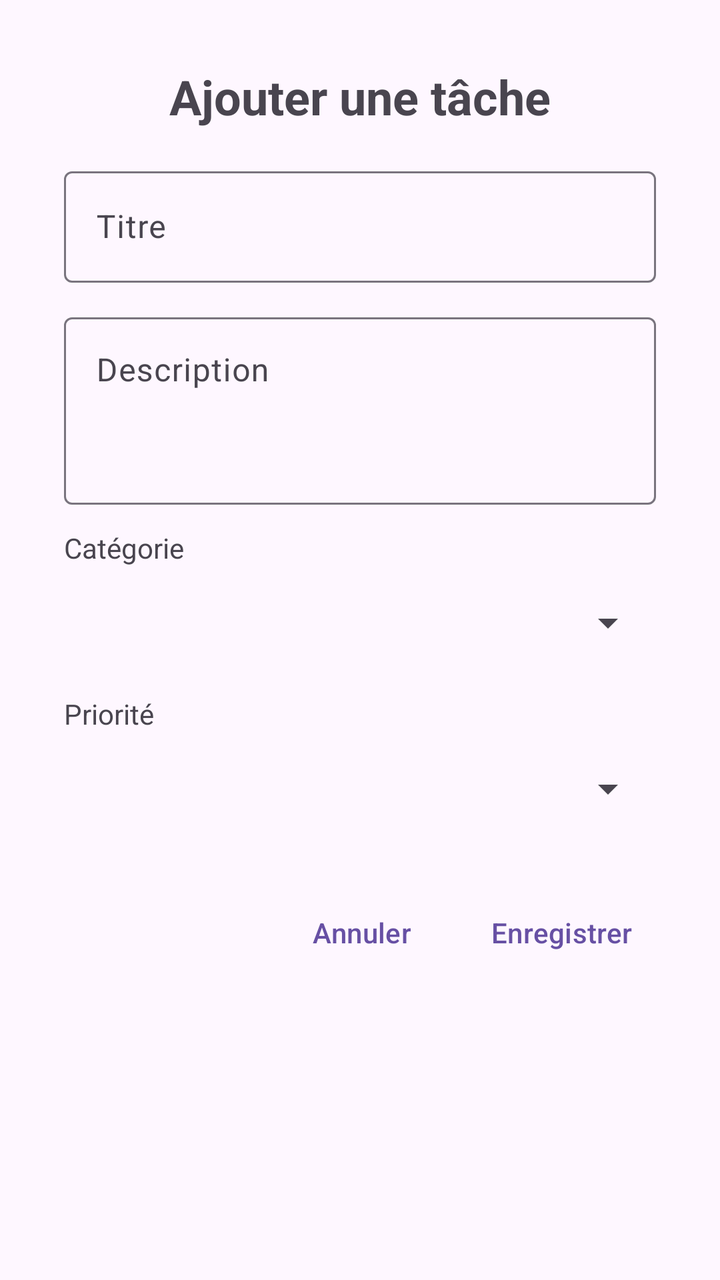
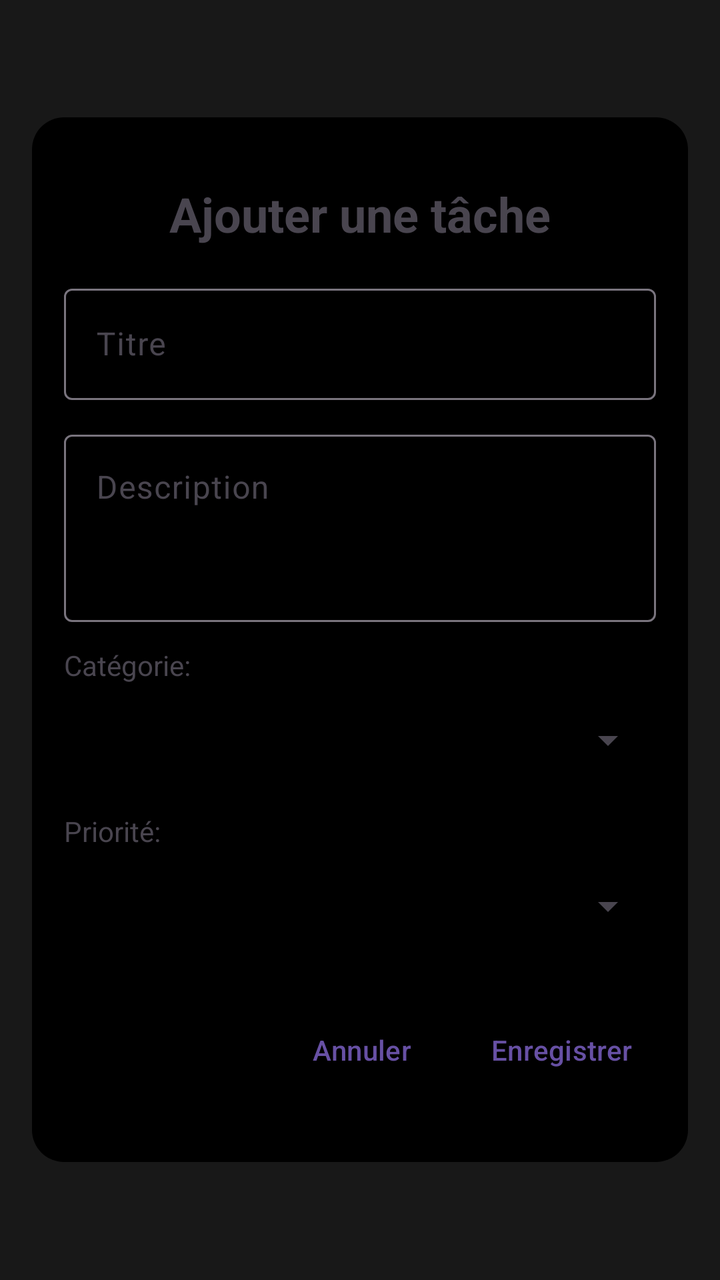

The first picture is an Android layout as it rendered before a commit; the second is the same layout after the commit. The layout source and the unified diff follow.
<!-- AndroidManifest.xml: application theme Theme.Toodlsit2therevenge -->
<!-- res/layout/activity_task_form.xml -->
<?xml version="1.0" encoding="utf-8"?>
<ScrollView
    xmlns:android="http://schemas.android.com/apk/res/android"
    android:layout_width="match_parent"
    android:layout_height="match_parent"
    android:padding="16dp">

    <LinearLayout
        android:layout_width="match_parent"
        android:layout_height="wrap_content"
        android:orientation="vertical"
        android:fitsSystemWindows="true"
        android:padding="16dp"
        style="?android:attr/buttonBarStyle">

        <TextView
            android:id="@+id/tvFormTitle"
            android:layout_width="match_parent"
            android:layout_height="wrap_content"
            android:gravity="center"
            android:layout_marginBottom="16dp"
            android:text="@string/title_add_task"
            android:textAlignment="center"
            android:textSize="24sp"
            android:textStyle="bold" />

        <com.google.android.material.textfield.TextInputLayout
            android:layout_width="match_parent"
            android:layout_height="wrap_content"
            android:layout_marginBottom="12dp">

            <EditText
                android:id="@+id/etTaskTitle"
                android:layout_width="match_parent"
                android:layout_height="wrap_content"
                android:hint="@string/hint_title"
                android:inputType="text" />
        </com.google.android.material.textfield.TextInputLayout>

        <com.google.android.material.textfield.TextInputLayout
            android:layout_width="match_parent"
            android:layout_height="wrap_content"
            android:layout_marginBottom="12dp">

            <EditText
                android:id="@+id/etTaskDescription"
                android:layout_width="match_parent"
                android:layout_height="wrap_content"
                android:hint="@string/hint_description"
                android:inputType="textMultiLine"
                android:minLines="3"
                android:gravity="top" />
        </com.google.android.material.textfield.TextInputLayout>

        <TextView
            android:layout_width="wrap_content"
            android:layout_height="wrap_content"
            android:text="@string/label_category"
            android:layout_marginBottom="4dp" />

        <Spinner
            android:id="@+id/spinnerFormCategory"
            android:layout_width="match_parent"
            android:layout_height="wrap_content"
            android:layout_marginBottom="12dp"
            android:minHeight="48dp" />

        <TextView
            android:layout_width="wrap_content"
            android:layout_height="wrap_content"
            android:text="@string/label_priority"
            android:layout_marginBottom="4dp" />

        <Spinner
            android:id="@+id/spinnerFormPriority"
            android:layout_width="match_parent"
            android:layout_height="wrap_content"
            android:layout_marginBottom="24dp"
            android:minHeight="48dp" />

        <LinearLayout
            android:layout_width="match_parent"
            android:layout_height="wrap_content"
            android:orientation="horizontal"
            android:gravity="end">

            <Button
                android:id="@+id/btnCancel"
                android:layout_width="wrap_content"
                android:layout_height="wrap_content"
                android:text="@string/btn_cancel"
                style="?android:attr/buttonBarButtonStyle"
                android:layout_marginEnd="8dp" />

            <Button
                android:id="@+id/btnSave"
                android:layout_width="wrap_content"
                android:layout_height="wrap_content"
                style="?android:attr/buttonBarButtonStyle"
                android:text="@string/btn_save" />
        </LinearLayout>
    </LinearLayout>
</ScrollView>
<!-- resources referenced by this layout -->
<resources>
  <string name="btn_cancel">Annuler</string>
  <string name="btn_save">Enregistrer</string>
  <string name="hint_description">Description</string>
  <string name="hint_title">Titre</string>
  <string name="label_category">Catégorie</string>
  <string name="label_priority">Priorité</string>
  <string name="title_add_task">Ajouter une tâche</string>
  <style name="Theme.Toodlsit2therevenge" parent="Base.Theme.Toodlsit2therevenge" />
  <style name="Base.Theme.Toodlsit2therevenge" parent="Theme.Material3.DayNight.NoActionBar">
          
          
      </style>
</resources>

<!-- the commit's change to res/layout/activity_task_form.xml (unified diff, before → after) -->
@@ -3,101 +3,112 @@
     xmlns:android="http://schemas.android.com/apk/res/android"
     android:layout_width="match_parent"
     android:layout_height="match_parent"
-    android:padding="16dp">
+    android:background="@color/charcoal"
+    android:padding="8dp"
+    android:fillViewport="true">
 
-    <LinearLayout
+    <FrameLayout
         android:layout_width="match_parent"
-        android:layout_height="wrap_content"
-        android:orientation="vertical"
-        android:fitsSystemWindows="true"
-        android:padding="16dp"
-        style="?android:attr/buttonBarStyle">
-
-        <TextView
-            android:id="@+id/tvFormTitle"
-            android:layout_width="match_parent"
-            android:layout_height="wrap_content"
-            android:gravity="center"
-            android:layout_marginBottom="16dp"
-            android:text="@string/title_add_task"
-            android:textAlignment="center"
-            android:textSize="24sp"
-            android:textStyle="bold" />
-
-        <com.google.android.material.textfield.TextInputLayout
-            android:layout_width="match_parent"
-            android:layout_height="wrap_content"
-            android:layout_marginBottom="12dp">
-
-            <EditText
-                android:id="@+id/etTaskTitle"
-                android:layout_width="match_parent"
-                android:layout_height="wrap_content"
-                android:hint="@string/hint_title"
-                android:inputType="text" />
-        </com.google.android.material.textfield.TextInputLayout>
-
-        <com.google.android.material.textfield.TextInputLayout
-            android:layout_width="match_parent"
-            android:layout_height="wrap_content"
-            android:layout_marginBottom="12dp">
-
-            <EditText
-                android:id="@+id/etTaskDescription"
-                android:layout_width="match_parent"
-                android:layout_height="wrap_content"
-                android:hint="@string/hint_description"
-                android:inputType="textMultiLine"
-                android:minLines="3"
-                android:gravity="top" />
-        </com.google.android.material.textfield.TextInputLayout>
-
-        <TextView
-            android:layout_width="wrap_content"
-            android:layout_height="wrap_content"
-            android:text="@string/label_category"
-            android:layout_marginBottom="4dp" />
-
-        <Spinner
-            android:id="@+id/spinnerFormCategory"
-            android:layout_width="match_parent"
-            android:layout_height="wrap_content"
-            android:layout_marginBottom="12dp"
-            android:minHeight="48dp" />
-
-        <TextView
-            android:layout_width="wrap_content"
-            android:layout_height="wrap_content"
-            android:text="@string/label_priority"
-            android:layout_marginBottom="4dp" />
-
-        <Spinner
-            android:id="@+id/spinnerFormPriority"
-            android:layout_width="match_parent"
-            android:layout_height="wrap_content"
-            android:layout_marginBottom="24dp"
-            android:minHeight="48dp" />
+        android:layout_height="match_parent">
 
         <LinearLayout
             android:layout_width="match_parent"
             android:layout_height="wrap_content"
-            android:orientation="horizontal"
-            android:gravity="end">
+            android:layout_gravity="center_vertical"
+            android:orientation="vertical"
+            android:background="@drawable/bg_rounded_black"
+            android:paddingStart="16dp"
+            android:paddingEnd="16dp"
+            android:paddingTop="32dp"
+            android:paddingBottom="32dp"
+            android:layout_margin="8dp">
 
-            <Button
-                android:id="@+id/btnCancel"
+            <TextView
+                android:id="@+id/tvFormTitle"
+                android:layout_width="match_parent"
+                android:layout_height="wrap_content"
+                android:gravity="center"
+                android:layout_marginBottom="16dp"
+                android:text="@string/title_add_task"
+                android:textAlignment="center"
+                android:textSize="24sp"
+                android:textStyle="bold" />
+
+            <com.google.android.material.textfield.TextInputLayout
+                android:layout_width="match_parent"
+                android:layout_height="wrap_content"
+                android:layout_marginBottom="12dp">
+
+                <EditText
+                    android:id="@+id/etTaskTitle"
+                    android:layout_width="match_parent"
+                    android:layout_height="wrap_content"
+                    android:hint="@string/hint_title"
+                    android:inputType="text" />
+            </com.google.android.material.textfield.TextInputLayout>
+
+            <com.google.android.material.textfield.TextInputLayout
+                android:layout_width="match_parent"
+                android:layout_height="wrap_content"
+                android:layout_marginBottom="12dp">
+
+                <EditText
+                    android:id="@+id/etTaskDescription"
+                    android:layout_width="match_parent"
+                    android:layout_height="wrap_content"
+                    android:hint="@string/hint_description"
+                    android:inputType="textMultiLine"
+                    android:minLines="3"
+                    android:gravity="top" />
+            </com.google.android.material.textfield.TextInputLayout>
+
+            <TextView
                 android:layout_width="wrap_content"
                 android:layout_height="wrap_content"
-                android:text="@string/btn_cancel"
-                style="?android:attr/buttonBarButtonStyle"
-                android:layout_marginEnd="8dp" />
+                android:text="@string/label_category"
+                android:layout_marginBottom="4dp" />
 
-            <Button
-                android:id="@+id/btnSave"
+            <Spinner
+                android:id="@+id/spinnerFormCategory"
+                android:layout_width="match_parent"
+                android:layout_height="wrap_content"
+                android:layout_marginBottom="12dp"
+                android:minHeight="48dp" />
+
+            <TextView
                 android:layout_width="wrap_content"
                 android:layout_height="wrap_content"
-                style="?android:attr/buttonBarButtonStyle"
-                android:text="@string/btn_save" />
+                android:text="@string/label_priority"
+                android:layout_marginBottom="4dp" />
+
+            <Spinner
+                android:id="@+id/spinnerFormPriority"
+                android:layout_width="match_parent"
+                android:layout_height="wrap_content"
+                android:layout_marginBottom="24dp"
+                android:minHeight="48dp" />
+
+            <LinearLayout
+                android:layout_width="match_parent"
+                android:layout_height="wrap_content"
+                android:orientation="horizontal"
+                android:gravity="end">
+
+                <Button
+                    android:id="@+id/btnCancel"
+                    android:layout_width="wrap_content"
+                    android:layout_height="wrap_content"
+                    android:text="@string/btn_cancel"
+                    style="?android:attr/buttonBarButtonStyle"
+                    android:layout_marginEnd="8dp" />
+
+                <Button
+                    android:id="@+id/btnSave"
+                    android:layout_width="wrap_content"
+                    android:layout_height="wrap_content"
+                    style="?android:attr/buttonBarButtonStyle"
+                    android:text="@string/btn_save" />
+            </LinearLayout>
         </LinearLayout>
-    </LinearLayout>
+    </FrameLayout>
 </ScrollView>
<!-- resource entries referenced after the edit -->
@@ -1,13 +1,22 @@
 <!-- resources referenced by this layout -->
 <resources>
+  <color name="charcoal">#181818</color>
+  <!-- drawable bg_rounded_black (drawable) -->
+  <?xml version="1.0" encoding="utf-8"?>
+  <shape xmlns:android="http://schemas.android.com/apk/res/android"
+      android:shape="rectangle">
+      <solid android:color="@color/black" />
+      <corners android:radius="16dp" />
+  </shape>
   <string name="btn_cancel">Annuler</string>
   <string name="btn_save">Enregistrer</string>
   <string name="hint_description">Description</string>
   <string name="hint_title">Titre</string>
-  <string name="label_category">Catégorie</string>
-  <string name="label_priority">Priorité</string>
+  <string name="label_category">Catégorie:</string>
+  <string name="label_priority">Priorité:</string>
   <string name="title_add_task">Ajouter une tâche</string>
   <style name="Theme.Toodlsit2therevenge" parent="Base.Theme.Toodlsit2therevenge" />
+  <color name="black">#FF000000</color>
   <style name="Base.Theme.Toodlsit2therevenge" parent="Theme.Material3.DayNight.NoActionBar">
           
           
